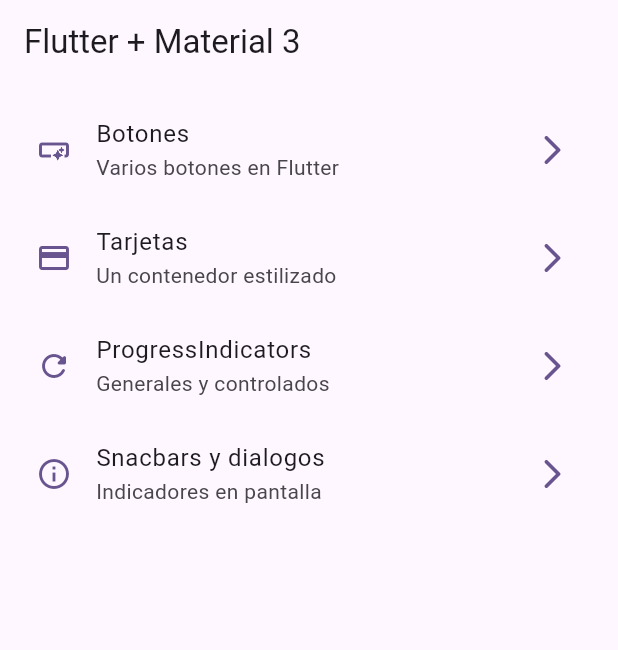
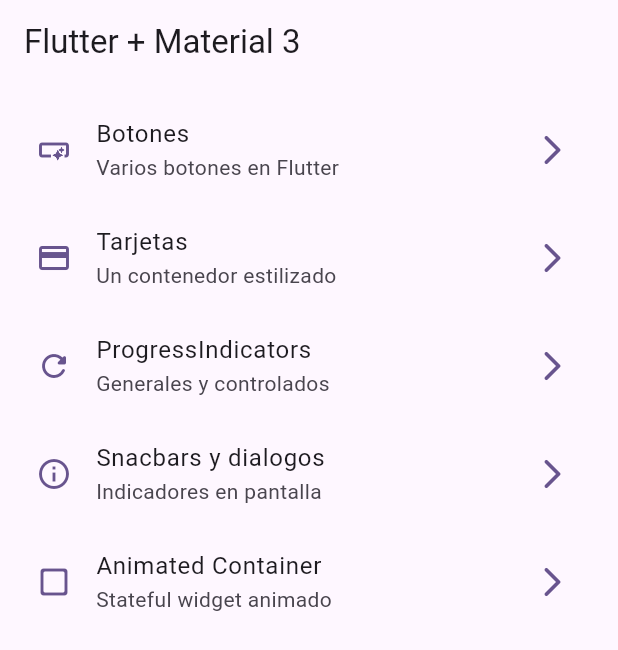
Before and after one commit to 4nacs4/Flutter-widgets-app, a Flutter app: the screen it shows after launch, on a phone screen of 412 x 824 dp. Shown: the top 650 px of the screen. Run offline on Flutter 3.47's test engine with Material 2 defaults, Android fonts, the phone set to English and light mode, and no system bars; our stand-ins replace go_router.

Commit message:
animated container terminado

```diff
--- a/lib/config/menu/menu_items.dart
+++ b/lib/config/menu/menu_items.dart
@@ -34,4 +34,9 @@ const appMenuItems = <MenuItem>[
       subTitle: 'Indicadores en pantalla',
       link: '/snackbars',
       icon: Icons.info_outline),
+  MenuItem(
+      title: 'Animated Container',
+      subTitle: 'Stateful widget animado',
+      link: '/animated',
+      icon: Icons.check_box_outline_blank_rounded),
 ];
--- a/lib/config/router/app_router.dart
+++ b/lib/config/router/app_router.dart
@@ -30,5 +30,10 @@ final appRouter = GoRouter(
       name: SnackBarScreen.name,
       builder: (context, state) => const SnackBarScreen(),
     ),
+    GoRoute(
+      path: '/animated',
+      name: AnimatedScreen.name,
+      builder: (context, state) => const AnimatedScreen(),
+    ),
   ],
 );
```
Also changed, not shown: lib/presentation/screens/animated/animated_screen.dart (+42 -2 lines).
